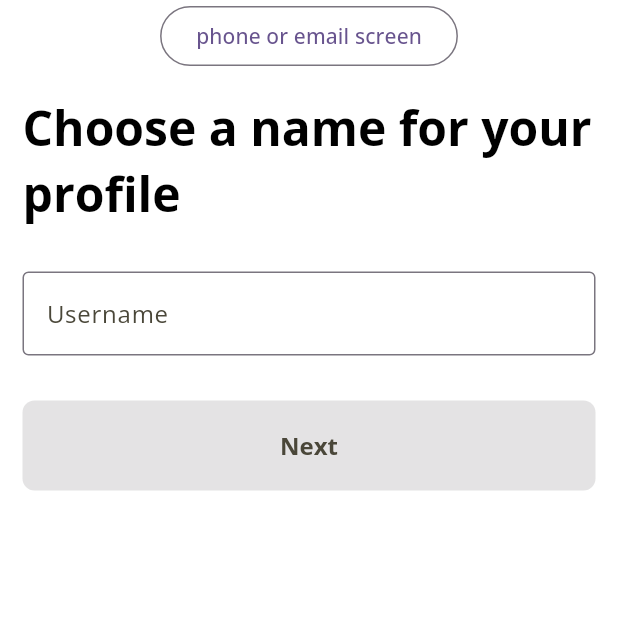
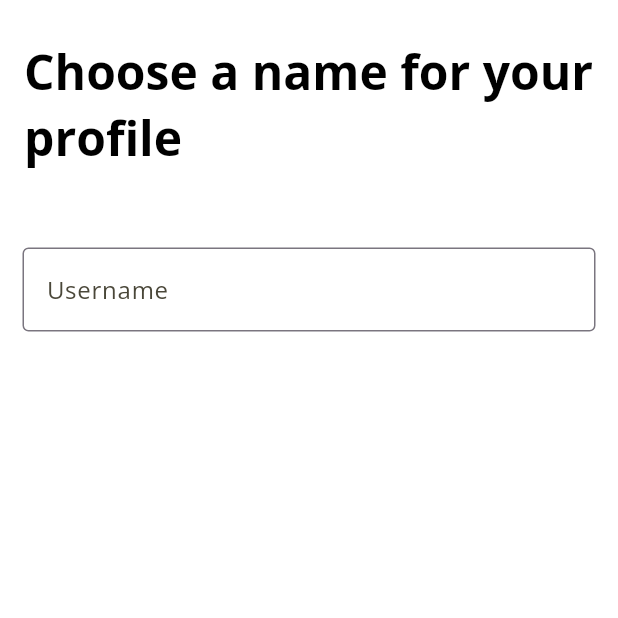
Before and after one commit to BrunaScauri/test-olliefy, a Flutter app: the ProfileName screen opened directly, on a phone screen of 412 x 824 dp, the top half of it. Run offline on Flutter 3.47's test engine with Material 3 defaults, Android fonts, the phone set to English and light mode, and no system bars; our stand-ins replace flutter_svg, google_fonts.

```diff
--- a/lib/modal/register_steps.dart
+++ b/lib/modal/register_steps.dart
@@ -1,7 +1,11 @@
 import 'package:flutter/material.dart';
+import 'package:provider/provider.dart';
+
+import 'package:test_olliefy/screens/main_screen.dart';
+import 'package:test_olliefy/modal/user_modal.dart';
+
+import 'package:google_fonts/google_fonts.dart';
 import 'package:test_olliefy/utils/colors.dart';
-import 'package:test_olliefy/screens/main_screen.dart';
-import 'package:google_fonts/google_fonts.dart';
 import 'package:test_olliefy/utils/styles/fields.dart';
 import 'package:test_olliefy/utils/styles/buttons.dart';
 
@@ -12,25 +16,11 @@ class ProfileName extends StatefulWidget {
 }
 
 class _ProfileNameState extends State<ProfileName> {
-final TextEditingController _usernameController = TextEditingController();
-final TextEditingController _emailController = TextEditingController();
-  bool _isButtonEnabled = false;
-
-  @override
-  void initState() {
-    super.initState();
-    _usernameController.addListener(_checkIfEmpty);
-  }
-
-  void _checkIfEmpty() {
-    setState(() {
-      _isButtonEnabled = _usernameController.text.isNotEmpty;
-    });
-  }
+  final TextEditingController _profileNameController = TextEditingController();
 
   @override
   void dispose() {
-    _usernameController.dispose();
+    _profileNameController.dispose();
     super.dispose();
   }
 
@@ -42,75 +32,35 @@ final TextEditingController _emailController = TextEditingController();
         child: Container(
           child: Column(
             children: [
-              OutlinedButton(
-                onPressed: () {
-                  Navigator.of(context).pushReplacement(
-                    PageRouteBuilder(
-                      pageBuilder:(context, animation, secondaryAnimation) => PhoneOrEmail(),
-                    )
-                  );
-                },
-                child: Text('phone or email screen')
-              ),
-              Container(
-                //back and close button
-              ),
+              const SizedBox(height: 10),
               Padding(
-                padding: EdgeInsets.all(15.0),
+                padding: EdgeInsets.all(16.0),
                 child: RichText(
                   text:TextSpan(style: GoogleFonts.openSans(fontSize: 32, fontWeight: FontWeight.bold, color: Colors.black), children: [
                     TextSpan(text:'Choose a name for your profile'),
                   ])
                 ),
               ),
-              Container(
-                constraints: BoxConstraints(maxWidth: 450),
-                child: Padding(
-                  padding: EdgeInsets.all(15.0),
-                  child: TextFormField(
-                    controller: _usernameController,
-                    decoration: FormDecorations.textFieldDecoration(labelText: 'Username'),
-                  ),
-                )
-              ),
-              Container(
-                constraints: BoxConstraints(maxWidth: 450),
-                child: Padding(
-                  padding: EdgeInsets.all(15.0),
-                  child: ElevatedButton(
-                    onPressed: _isButtonEnabled ? () {
-                      Navigator.of(context).pushReplacement(
-                        MaterialPageRoute(builder: (context) => PhoneOrEmail()),
-                      );
-                    } : null,
-                    style: ElevatedButton.styleFrom(
-                      backgroundColor: _isButtonEnabled ? AppColors.primaryGold60 : AppColors.buttonDisabled12,
-                      minimumSize: Size(350, 60),
-                      shape: RoundedRectangleBorder(
-                        borderRadius: BorderRadius.circular(8),
+              const SizedBox(height: 20),
+              Consumer<UserModal>(
+                builder: (context, modal, child) {
+                  return Padding(
+                    padding: const EdgeInsets.all(15.0),
+                    child: Container(
+                      constraints: BoxConstraints(maxWidth: 450),
+                      child: TextFormField(
+                        controller: _profileNameController,
+                        onChanged: (value) {
+                          modal.updateProfileName(value); // Update the modal state
+                        },
+                        decoration: FormDecorations.textFieldDecoration(
+                          labelText: 'Username',
+                        ),
                       ),
-                      elevation: 0.0,
-                      shadowColor: Colors.transparent,
-                    ),
-                    child: Row(
-                      mainAxisAlignment: MainAxisAlignment.center,
-                      children: [
-                        RichText(
-                          text: TextSpan(
-                            style: GoogleFonts.openSans(
-                                fontSize: 16,
-                                fontWeight: FontWeight.bold,
-                                color: _isButtonEnabled ? AppColors.black : AppColors.primaryGray50),
-                            children: [
-                              TextSpan(text: 'Next'),
-                            ],
-                          ),
-                        ),
-                      ]
                     )
-                  ),
-                ),
-              ),
+                  );
+                },
+              )
             ]
           )
         )
```
